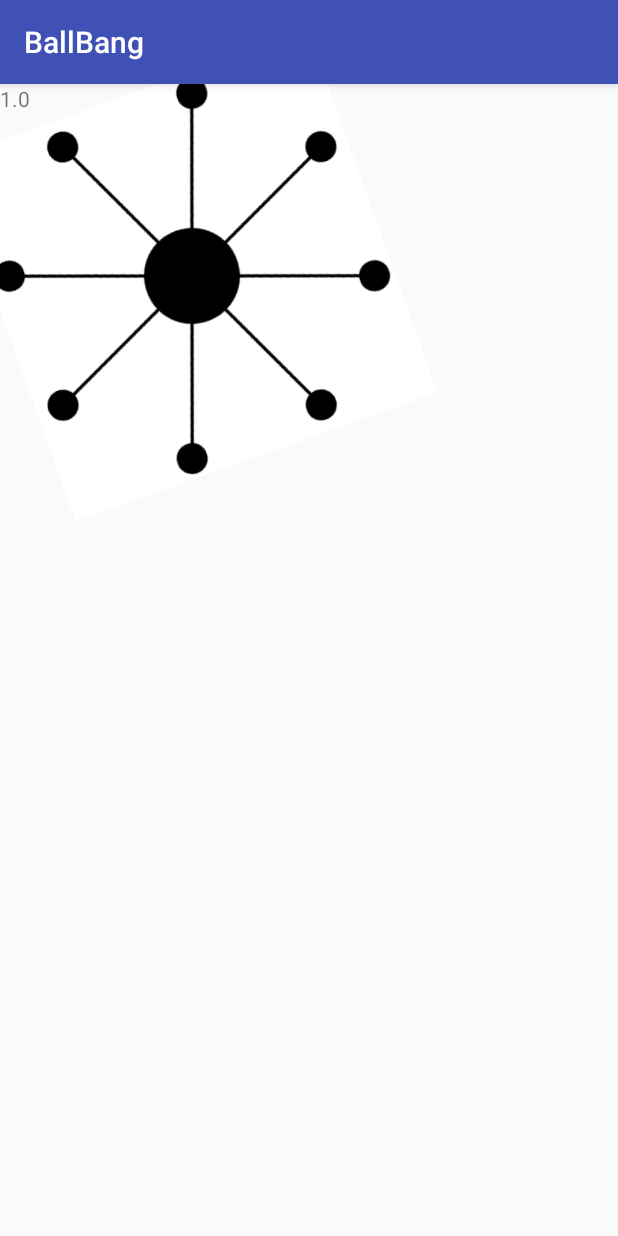
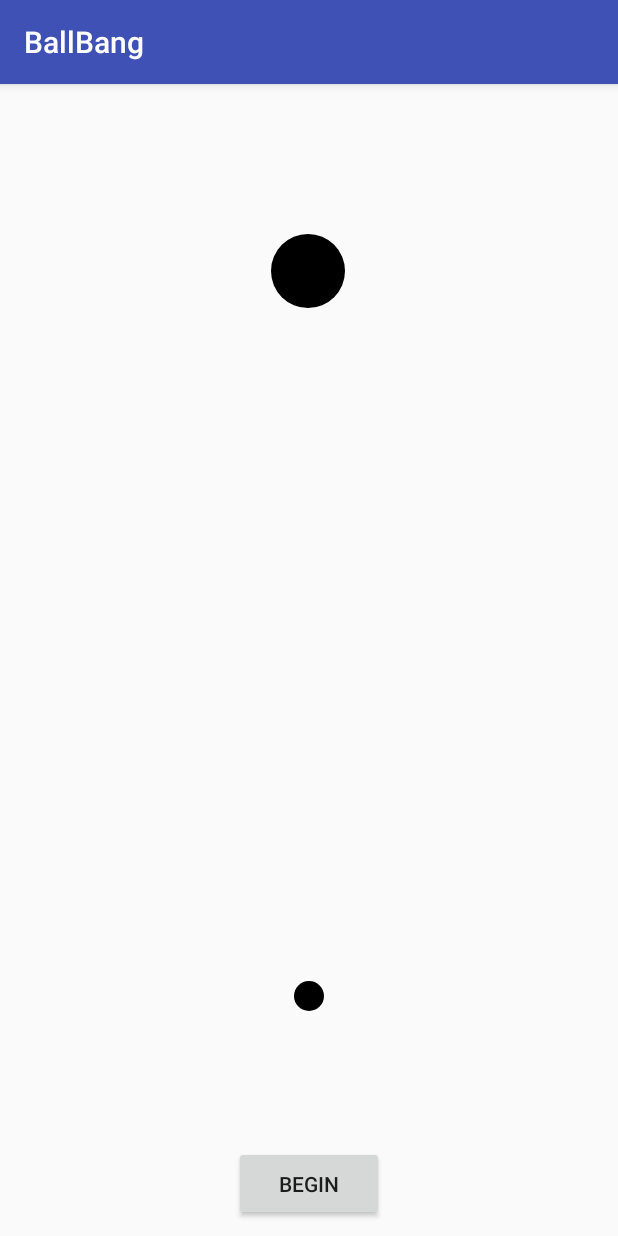
Before and after one commit to lishengxu/BallBang, an Android app: the screen it shows after launch (MainActivity), on a phone screen of 412 x 824 dp. Run offline under Robolectric (Android 15) with nearby library versions, the phone set to English and light mode, and no system bars.

Commit message:
add bigball and smallball

```diff
--- a/app/src/main/java/com/deepindex/ballbang/MainActivity.java
+++ b/app/src/main/java/com/deepindex/ballbang/MainActivity.java
@@ -5,9 +5,9 @@ import android.animation.ValueAnimator;
 import android.support.v7.app.AppCompatActivity;
 import android.os.Bundle;
 import android.util.Log;
-import android.widget.ImageButton;
-import android.widget.ImageView;
-import android.widget.TextView;
+import android.view.animation.LinearInterpolator;
+
+import com.deepindex.ballbang.view.BigBallView;
 
 public class MainActivity extends AppCompatActivity {
 
@@ -16,23 +16,20 @@ public class MainActivity extends AppCompatActivity {
         super.onCreate(savedInstanceState);
         setContentView(R.layout.activity_main);
 
-        final TextView value = (TextView) findViewById(R.id.value);
-        final ImageView image = (ImageView) findViewById(R.id.imageView);
-        ObjectAnimator animator = ObjectAnimator.ofFloat(image, "rotation", 0f, 360f);
-        animator.setDuration(5000);
+        final BigBallView image = (BigBallView) findViewById(R.id.ballview);
+        ObjectAnimator animator = ObjectAnimator.ofFloat(
+                image, "rotation", 0f, 360f);
+        animator.setDuration(3600);
+        animator.addUpdateListener(new ValueAnimator.AnimatorUpdateListener() {
+            @Override
+            public void onAnimationUpdate(ValueAnimator animation) {
+                Log.w("MainActivity", "getAnimatedValue: " + animation.getAnimatedValue());
+
+            }
+        });
         animator.setRepeatCount(ValueAnimator.INFINITE);
         animator.setRepeatMode(ValueAnimator.RESTART);
+        animator.setInterpolator(new LinearInterpolator());
         animator.start();
-
-        ValueAnimator anim = ValueAnimator.ofFloat(0f, 1f);
-        anim.setDuration(5000);
-        anim.addUpdateListener(new ValueAnimator.AnimatorUpdateListener() {
-            @Override
-            public void onAnimationUpdate(ValueAnimator animation) {
-                value.setText(animation.getAnimatedValue() + "");
-            }
-        });
-        anim.start();
-        Log.w("MainActivity", "stack is ", new Exception("this is a log"));
     }
 }
--- /dev/null
+++ b/app/src/main/java/com/deepindex/ballbang/view/BigBallView.java
@@ -0,0 +1,43 @@
+package com.deepindex.ballbang.view;
+
+import android.content.Context;
+import android.graphics.Canvas;
+import android.graphics.Color;
+import android.graphics.Paint;
+import android.support.annotation.Nullable;
+import android.util.AttributeSet;
+import android.view.View;
+
+/**
+ * Created by lsx on 18-1-8.
+ */
+
+public class BigBallView extends View {
+
+    private Paint mPaint;
+
+    public BigBallView(Context context) {
+        this(context, null);
+    }
+
+    public BigBallView(Context context, @Nullable AttributeSet attrs) {
+        this(context, attrs, 0);
+    }
+
+    public BigBallView(Context context, @Nullable AttributeSet attrs, int defStyleAttr) {
+        super(context, attrs, defStyleAttr);
+
+        init();
+    }
+
+    private void init() {
+        mPaint = new Paint(Paint.ANTI_ALIAS_FLAG);
+        mPaint.setColor(Color.BLACK);
+    }
+
+    @Override
+    protected void onDraw(Canvas canvas) {
+        canvas.drawCircle(getWidth() / 2, getWidth() / 2, getWidth() / 2, mPaint);
+        super.onDraw(canvas);
+    }
+}
--- /dev/null
+++ b/app/src/main/java/com/deepindex/ballbang/view/SmallBallView.java
@@ -0,0 +1,42 @@
+package com.deepindex.ballbang.view;
+
+import android.content.Context;
+import android.graphics.Canvas;
+import android.graphics.Color;
+import android.graphics.Paint;
+import android.support.annotation.Nullable;
+import android.util.AttributeSet;
+import android.view.View;
+
+/**
+ * Created by lsx on 18-1-7.
+ */
+
+public class SmallBallView extends View {
+    private Paint mPaint;
+
+    public SmallBallView(Context context) {
+        this(context, null);
+    }
+
+    public SmallBallView(Context context, @Nullable AttributeSet attrs) {
+        this(context, attrs, 0);
+    }
+
+    public SmallBallView(Context context, @Nullable AttributeSet attrs, int defStyleAttr) {
+        super(context, attrs, defStyleAttr);
+
+        init();
+    }
+
+    private void init() {
+        mPaint = new Paint(Paint.ANTI_ALIAS_FLAG);
+        mPaint.setColor(Color.BLACK);
+    }
+
+    @Override
+    protected void onDraw(Canvas canvas) {
+        canvas.drawCircle(getWidth() / 2, getWidth() / 2, getWidth() / 2, mPaint);
+        super.onDraw(canvas);
+    }
+}
--- a/app/src/main/res/layout/activity_main.xml
+++ b/app/src/main/res/layout/activity_main.xml
@@ -6,20 +6,32 @@
     android:layout_height="match_parent"
     tools:context="com.deepindex.ballbang.MainActivity">
 
-    <ImageView
-        android:id="@+id/imageView"
-        android:layout_width="wrap_content"
-        android:layout_height="wrap_content"
-        app:srcCompat="@mipmap/base_launcher"
-        android:contentDescription="@string/back_ground"
-        tools:layout_editor_absoluteX="64dp"
-        tools:layout_editor_absoluteY="127dp" />
+    <RelativeLayout
 
-    <TextView
-        android:id="@+id/value"
-        android:layout_width="wrap_content"
-        android:layout_height="wrap_content"
-        android:text="TextView"
-        tools:layout_editor_absoluteX="163dp"
-        tools:layout_editor_absoluteY="61dp" />
+        android:layout_width="match_parent"
+        android:layout_height="match_parent">
+        <com.deepindex.ballbang.view.BigBallView
+            android:id="@+id/ballview"
+            android:layout_width="50dp"
+            android:layout_height="50dp"
+            android:layout_marginTop="100dp"
+            android:layout_centerHorizontal="true" />
+
+        <com.deepindex.ballbang.view.SmallBallView
+            android:layout_width="20dp"
+            android:layout_height="20dp"
+            android:layout_alignParentBottom="true"
+            android:layout_marginBottom="150dp"
+            android:layout_centerHorizontal="true"/>
+        <Button
+            android:id="@+id/begin"
+            android:layout_width="100dp"
+            android:layout_height="50dp"
+            android:layout_alignParentBottom="true"
+            android:layout_centerHorizontal="true"
+            android:layout_marginBottom="10dp"
+            android:text="@string/begin"
+            android:visibility="visible" />
+    </RelativeLayout>
+
 </android.support.constraint.ConstraintLayout>
--- a/app/src/main/res/values/strings.xml
+++ b/app/src/main/res/values/strings.xml
@@ -1,4 +1,5 @@
 <resources>
     <string name="app_name">BallBang</string>
     <string name="back_ground">background</string>
+    <string name="begin">begin</string>
 </resources>
```
